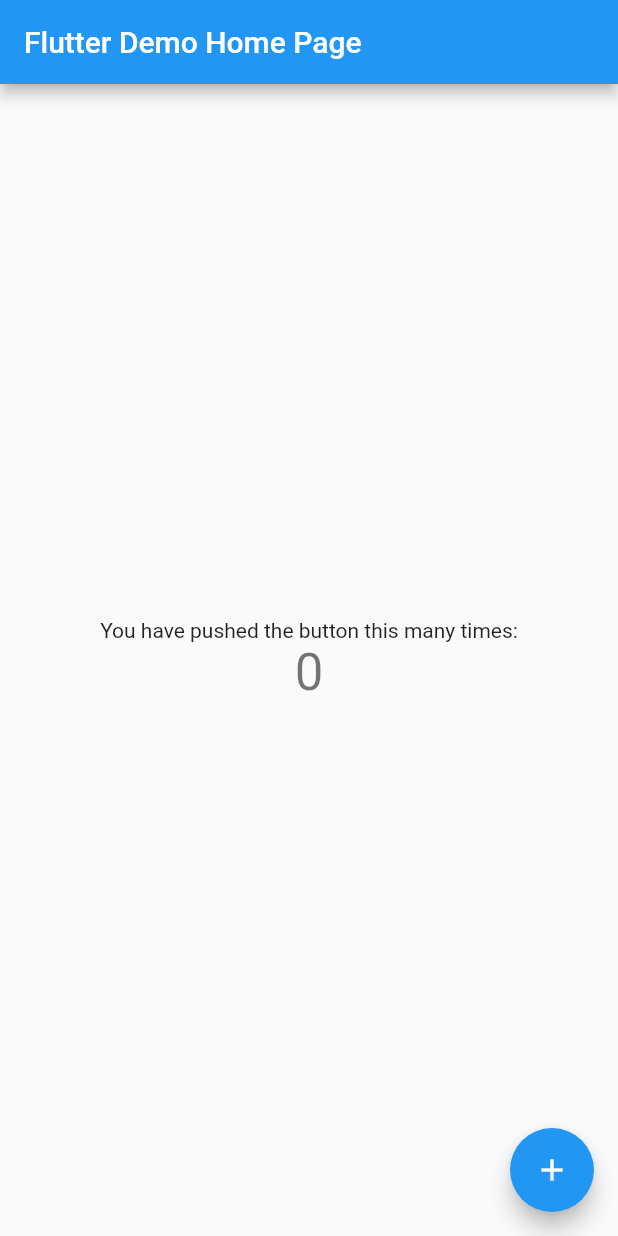
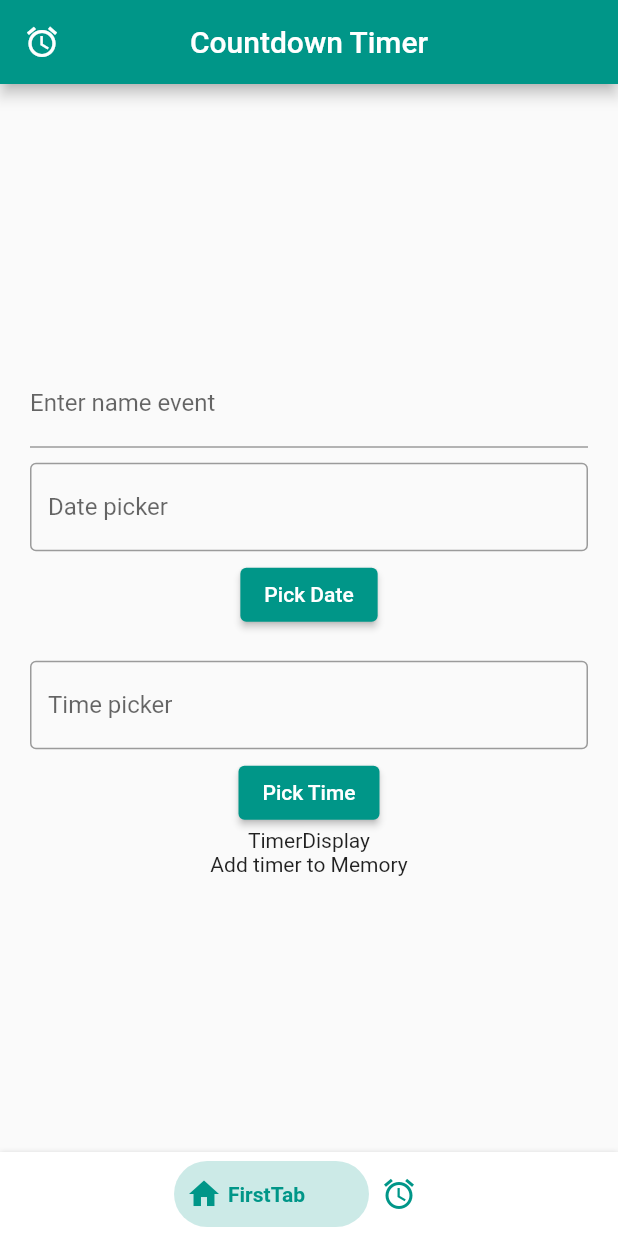
Before and after one commit to aostephano/countdown_timer, a Flutter app: the screen it shows after launch, on a phone screen of 412 x 824 dp. Run offline on Flutter 3.47's test engine with Material 2 defaults, Android fonts, the phone set to English and light mode, and no system bars; drawn by our look-alikes of bottom_navy_bar.

Commit message:
Add Event Screen working

```diff
--- a/lib/main.dart
+++ b/lib/main.dart
@@ -1,115 +1,32 @@
+import 'package:countdown_timer/pages/MyHomePage.dart';
+import 'package:countdown_timer/providers/MyProvider.dart';
 import 'package:flutter/material.dart';
+import 'package:provider/provider.dart';
 
 void main() {
   runApp(const MyApp());
 }
 
+//Instantiates providers when app is up
 class MyApp extends StatelessWidget {
-  const MyApp({super.key});
+  const MyApp({Key? key}) : super(key: key);
 
-  // This widget is the root of your application.
   @override
   Widget build(BuildContext context) {
-    return MaterialApp(
-      title: 'Flutter Demo',
-      theme: ThemeData(
-        // This is the theme of your application.
-        //
-        // Try running your application with "flutter run". You'll see the
-        // application has a blue toolbar. Then, without quitting the app, try
-        // changing the primarySwatch below to Colors.green and then invoke
-        // "hot reload" (press "r" in the console where you ran "flutter run",
-        // or simply save your changes to "hot reload" in a Flutter IDE).
-        // Notice that the counter didn't reset back to zero; the application
-        // is not restarted.
-        primarySwatch: Colors.blue,
+    return MultiProvider(
+      providers: [
+        ChangeNotifierProvider(
+          create: (context) => MyProvider(),
+        ),
+      ],
+      child: MaterialApp(
+        debugShowCheckedModeBanner: false,
+        title: 'Countdown Time',
+        theme: ThemeData(
+          primarySwatch: Colors.teal,
+        ),
+        home: MyHomePage(),
       ),
-      home: const MyHomePage(title: 'Flutter Demo Home Page'),
     );
   }
 }
-
-class MyHomePage extends StatefulWidget {
-  const MyHomePage({super.key, required this.title});
-
-  // This widget is the home page of your application. It is stateful, meaning
-  // that it has a State object (defined below) that contains fields that affect
-  // how it looks.
-
-  // This class is the configuration for the state. It holds the values (in this
-  // case the title) provided by the parent (in this case the App widget) and
-  // used by the build method of the State. Fields in a Widget subclass are
-  // always marked "final".
-
-  final String title;
-
-  @override
-  State<MyHomePage> createState() => _MyHomePageState();
-}
-
-class _MyHomePageState extends State<MyHomePage> {
-  int _counter = 0;
-
-  void _incrementCounter() {
-    setState(() {
-      // This call to setState tells the Flutter framework that something has
-      // changed in this State, which causes it to rerun the build method below
-      // so that the display can reflect the updated values. If we changed
-      // _counter without calling setState(), then the build method would not be
-      // called again, and so nothing would appear to happen.
-      _counter++;
-    });
-  }
-
-  @override
-  Widget build(BuildContext context) {
-    // This method is rerun every time setState is called, for instance as done
-    // by the _incrementCounter method above.
-    //
-    // The Flutter framework has been optimized to make rerunning build methods
-    // fast, so that you can just rebuild anything that needs updating rather
-    // than having to individually change instances of widgets.
-    return Scaffold(
-      appBar: AppBar(
-        // Here we take the value from the MyHomePage object that was created by
-        // the App.build method, and use it to set our appbar title.
-        title: Text(widget.title),
-      ),
-      body: Center(
-        // Center is a layout widget. It takes a single child and positions it
-        // in the middle of the parent.
-        child: Column(
-          // Column is also a layout widget. It takes a list of children and
-          // arranges them vertically. By default, it sizes itself to fit its
-          // children horizontally, and tries to be as tall as its parent.
-          //
-          // Invoke "debug painting" (press "p" in the console, choose the
-          // "Toggle Debug Paint" action from the Flutter Inspector in Android
-          // Studio, or the "Toggle Debug Paint" command in Visual Studio Code)
-          // to see the wireframe for each widget.
-          //
-          // Column has various properties to control how it sizes itself and
-          // how it positions its children. Here we use mainAxisAlignment to
-          // center the children vertically; the main axis here is the vertical
-          // axis because Columns are vertical (the cross axis would be
-          // horizontal).
-          mainAxisAlignment: MainAxisAlignment.center,
-          children: <Widget>[
-            const Text(
-              'You have pushed the button this many times:',
-            ),
-            Text(
-              '$_counter',
-              style: Theme.of(context).textTheme.headlineMedium,
-            ),
-          ],
-        ),
-      ),
-      floatingActionButton: FloatingActionButton(
-        onPressed: _incrementCounter,
-        tooltip: 'Increment',
-        child: const Icon(Icons.add),
-      ), // This trailing comma makes auto-formatting nicer for build methods.
-    );
-  }
-}
--- /dev/null
+++ b/lib/model/EventModel.dart
@@ -0,0 +1,30 @@
+import 'package:flutter/material.dart';
+
+class EventModel {
+  //Att
+  String _eventName;
+  DateTime _eventDateTime;
+  TimeOfDay _eventTime;
+
+  //Const
+  EventModel(this._eventName, this._eventDateTime, this._eventTime);
+
+  String get eventName => _eventName;
+
+  //Getters and Setters
+  set eventName(String value) {
+    _eventName = value;
+  }
+
+  TimeOfDay get eventTime => _eventTime;
+
+  set eventTime(TimeOfDay value) {
+    _eventTime = value;
+  }
+
+  DateTime get eventDateTime => _eventDateTime;
+
+  set eventDateTime(DateTime value) {
+    _eventDateTime = value;
+  }
+}
--- /dev/null
+++ b/lib/pages/MyHomePage.dart
@@ -0,0 +1,79 @@
+import 'package:bottom_navy_bar/bottom_navy_bar.dart';
+import 'package:countdown_timer/pages/tabs/FirsScreen.dart';
+import 'package:countdown_timer/pages/tabs/SecondScreen.dart';
+import 'package:flutter/material.dart';
+
+class MyHomePage extends StatefulWidget {
+  const MyHomePage({Key? key}) : super(key: key);
+
+  @override
+  State<MyHomePage> createState() => _MyHomePageState();
+}
+
+class _MyHomePageState extends State<MyHomePage> {
+  int _currentIndex = 0;
+  late PageController _pageController;
+
+  //Initiate Page Controller var
+  @override
+  void initState() {
+    super.initState();
+    _pageController = PageController();
+  }
+
+  //Dispose Page Controller var
+  @override
+  void dispose() {
+    _pageController.dispose();
+    super.dispose();
+  }
+
+  @override
+  Widget build(BuildContext context) {
+    return Scaffold(
+      appBar: AppBar(
+        title: const Text("Countdown Timer"),
+        centerTitle: true,
+        leading: IconButton(
+          icon: Icon(Icons.access_alarms_sharp),
+          enableFeedback: false,
+          onPressed: () {},
+        ),
+      ),
+      body: SizedBox.expand(
+        child: PageView(
+          controller: _pageController,
+          onPageChanged: (index) {
+            setState(() => _currentIndex = index);
+          },
+          children: const <Widget>[
+            FirstScreen(),
+            SecondScreen(),
+          ],
+        ),
+      ),
+      bottomNavigationBar: BottomNavyBar(
+        mainAxisAlignment: MainAxisAlignment.center,
+        selectedIndex: _currentIndex,
+        onItemSelected: (index) {
+          setState(() => _currentIndex = index);
+          _pageController.jumpToPage(index);
+        },
+        items: <BottomNavyBarItem>[
+          BottomNavyBarItem(
+            title: Text('FirstTab'),
+            icon: Icon(Icons.home),
+            activeColor: Colors.teal,
+            inactiveColor: Colors.teal,
+          ),
+          BottomNavyBarItem(
+            title: Text('SecondTab'),
+            icon: Icon(Icons.access_alarm),
+            activeColor: Colors.teal,
+            inactiveColor: Colors.teal,
+          ),
+        ],
+      ),
+    );
+  }
+}
--- /dev/null
+++ b/lib/pages/tabs/FirsScreen.dart
@@ -0,0 +1,28 @@
+import 'package:flutter/material.dart';
+
+import '../../widgets/DisplayInputs.dart';
+
+class FirstScreen extends StatefulWidget {
+  const FirstScreen({Key? key}) : super(key: key);
+
+  @override
+  State<FirstScreen> createState() => _FirstScreenState();
+}
+
+class _FirstScreenState extends State<FirstScreen> {
+  @override
+  Widget build(BuildContext context) {
+    return Container(
+      padding: const EdgeInsets.all(20),
+      child: Column(
+        mainAxisAlignment: MainAxisAlignment.center,
+        crossAxisAlignment: CrossAxisAlignment.center,
+        children: [
+          DisplayInputs(),
+          Text("TimerDisplay"),
+          Text("Add timer to Memory"),
+        ],
+      ),
+    );
+  }
+}
--- /dev/null
+++ b/lib/pages/tabs/SecondScreen.dart
@@ -0,0 +1,15 @@
+import 'package:flutter/material.dart';
+
+class SecondScreen extends StatefulWidget {
+  const SecondScreen({Key? key}) : super(key: key);
+
+  @override
+  State<SecondScreen> createState() => _SecondScreenState();
+}
+
+class _SecondScreenState extends State<SecondScreen> {
+  @override
+  Widget build(BuildContext context) {
+    return const Placeholder();
+  }
+}
--- /dev/null
+++ b/lib/providers/MyProvider.dart
@@ -0,0 +1,3 @@
+import 'package:flutter/material.dart';
+
+class MyProvider extends ChangeNotifier {}
--- /dev/null
+++ b/lib/widgets/DisplayInputs.dart
@@ -0,0 +1,22 @@
+import 'package:countdown_timer/widgets/InsertName.dart';
+import 'package:countdown_timer/widgets/InsertDateTime.dart';
+import 'package:flutter/material.dart';
+
+class DisplayInputs extends StatefulWidget {
+  const DisplayInputs({Key? key}) : super(key: key);
+
+  @override
+  State<DisplayInputs> createState() => _DisplayInputsState();
+}
+
+class _DisplayInputsState extends State<DisplayInputs> {
+  @override
+  Widget build(BuildContext context) {
+    return Column(
+      children: [
+        InsertName(),
+        InsertDateTime(),
+      ],
+    );
+  }
+}
--- /dev/null
+++ b/lib/widgets/InsertDateTime.dart
@@ -0,0 +1,95 @@
+import 'package:flutter/material.dart';
+
+//Date and time by Mutafa Tahir on: https://medium.com/@mustafatahirhussein/datepicker-timepicker-a-flutter-guide-e9c06f879279
+
+class InsertDateTime extends StatefulWidget {
+  const InsertDateTime({Key? key}) : super(key: key);
+
+  @override
+  State<InsertDateTime> createState() => _InsertDateTimeState();
+}
+
+class _InsertDateTimeState extends State<InsertDateTime> {
+  final _dateC = TextEditingController();
+  final _timeC = TextEditingController();
+
+  ///Date
+  DateTime selectedDateTime = DateTime.now();
+  DateTime initial = DateTime(2000);
+  DateTime last = DateTime(2025);
+
+  ///Time
+  TimeOfDay selectedTime = TimeOfDay.now();
+
+  @override
+  Widget build(BuildContext context) {
+    return Container(
+      child: buildUI(context),
+    );
+  }
+
+  Widget buildUI(BuildContext context) {
+    return ListView(
+      shrinkWrap: true,
+      children: [
+        Column(
+          children: [
+            TextFormField(
+              controller: _dateC,
+              decoration: const InputDecoration(
+                  labelText: 'Date picker', border: OutlineInputBorder()),
+            ),
+            SizedBox(
+              height: 5,
+            ),
+            ElevatedButton(
+                onPressed: () => displayDatePicker(context),
+                child: const Text("Pick Date")),
+          ],
+        ),
+        const SizedBox(height: 20),
+        Column(
+          children: [
+            TextFormField(
+              controller: _timeC,
+              decoration: const InputDecoration(
+                  labelText: 'Time picker', border: OutlineInputBorder()),
+            ),
+            SizedBox(
+              height: 5,
+            ),
+            ElevatedButton(
+                onPressed: () => displayTimePicker(context),
+                child: const Text("Pick Time")),
+          ],
+        )
+      ],
+    );
+  }
+
+  Future displayDatePicker(BuildContext context) async {
+    var date = await showDatePicker(
+      context: context,
+      initialDate: selectedDateTime,
+      firstDate: initial,
+      lastDate: last,
+    );
+
+    if (date != null) {
+      setState(() {
+        _dateC.text = date.toLocal().toString().split(" ")[0];
+      });
+    }
+  }
+
+  Future displayTimePicker(BuildContext context) async {
+    var time =
+        await showTimePicker(context: context, initialTime: selectedTime);
+
+    if (time != null) {
+      setState(() {
+        _timeC.text = "${time.hour}:${time.minute}";
+      });
+    }
+  }
+}
--- /dev/null
+++ b/lib/widgets/InsertName.dart
@@ -0,0 +1,46 @@
+import 'package:flutter/material.dart';
+
+class InsertName extends StatefulWidget {
+  const InsertName({Key? key}) : super(key: key);
+
+  @override
+  State<InsertName> createState() => _InsertNameState();
+}
+
+class _InsertNameState extends State<InsertName> {
+  final _textFieldController = TextEditingController();
+  String eventName = '';
+
+  void initState() {
+    super.initState();
+    _textFieldController.addListener(() {
+      eventName = _textFieldController.text;
+    });
+  }
+
+  @override
+  void dispose() {
+    _textFieldController.dispose();
+    super.dispose();
+  }
+
+  void _submit() {
+    _textFieldController.clear();
+  }
+
+  @override
+  Widget build(BuildContext context) {
+    return Column(children: [
+      TextFormField(
+        controller: _textFieldController,
+        decoration: const InputDecoration(
+          border: UnderlineInputBorder(),
+          labelText: 'Enter name event',
+        ),
+      ),
+      const SizedBox(
+        height: 10,
+      ),
+    ]);
+  }
+}
--- a/pubspec.yaml
+++ b/pubspec.yaml
@@ -30,7 +30,8 @@ environment:
 dependencies:
   flutter:
     sdk: flutter
-
+  provider: ^6.0.5
+  bottom_navy_bar: ^6.0.0
 
   # The following adds the Cupertino Icons font to your application.
   # Use with the CupertinoIcons class for iOS style icons.
```
Also changed, not shown: pubspec.lock, 1 other file.
